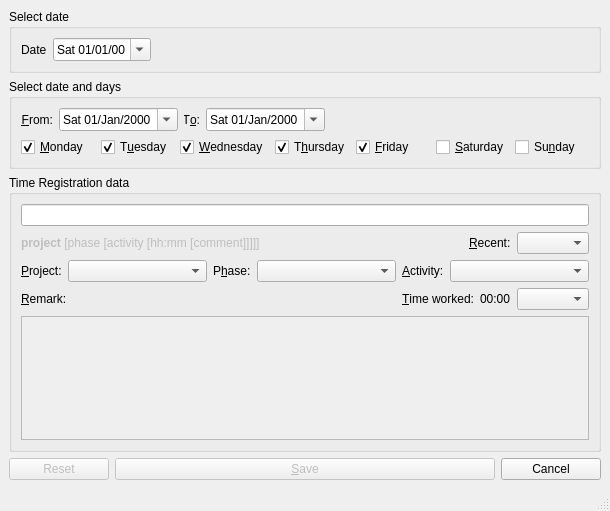
The window that src/pyuac_edit.ui (develer-staff/pyuac) describes before a commit, drawn with Qt 5.
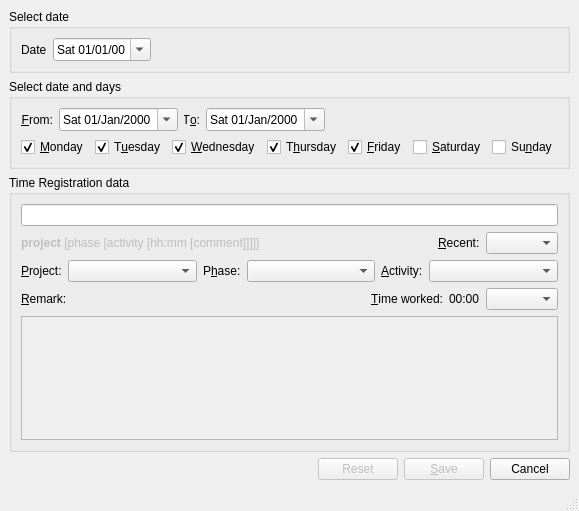
The same window after the commit. Icons and pictures are not drawn.

Commit message: Modifiche di ergonomia della finestra di dialogo (pulsanti in fondo raggruppati).

Diff of the .ui file:
```diff
--- a/src/pyuac_edit.ui
+++ b/src/pyuac_edit.ui
@@ -6,7 +6,7 @@
    <rect>
     <x>0</x>
     <y>0</y>
-    <width>610</width>
+    <width>578</width>
     <height>511</height>
    </rect>
   </property>
@@ -22,7 +22,7 @@
     <rect>
      <x>0</x>
      <y>0</y>
-     <width>610</width>
+     <width>578</width>
      <height>488</height>
     </rect>
    </property>
@@ -461,6 +461,19 @@
       <property name="margin" >
        <number>0</number>
       </property>
+      <item>
+       <spacer name="horizontalSpacer_3" >
+        <property name="orientation" >
+         <enum>Qt::Horizontal</enum>
+        </property>
+        <property name="sizeHint" stdset="0" >
+         <size>
+          <width>40</width>
+          <height>20</height>
+         </size>
+        </property>
+       </spacer>
+      </item>
       <item>
        <widget class="QPushButton" name="btnDelete" >
         <property name="enabled" >
@@ -515,7 +528,7 @@
     <rect>
      <x>0</x>
      <y>488</y>
-     <width>610</width>
+     <width>578</width>
      <height>23</height>
     </rect>
    </property>
```
Left out of the diff: 1 changed line with no effect on the pictures.
